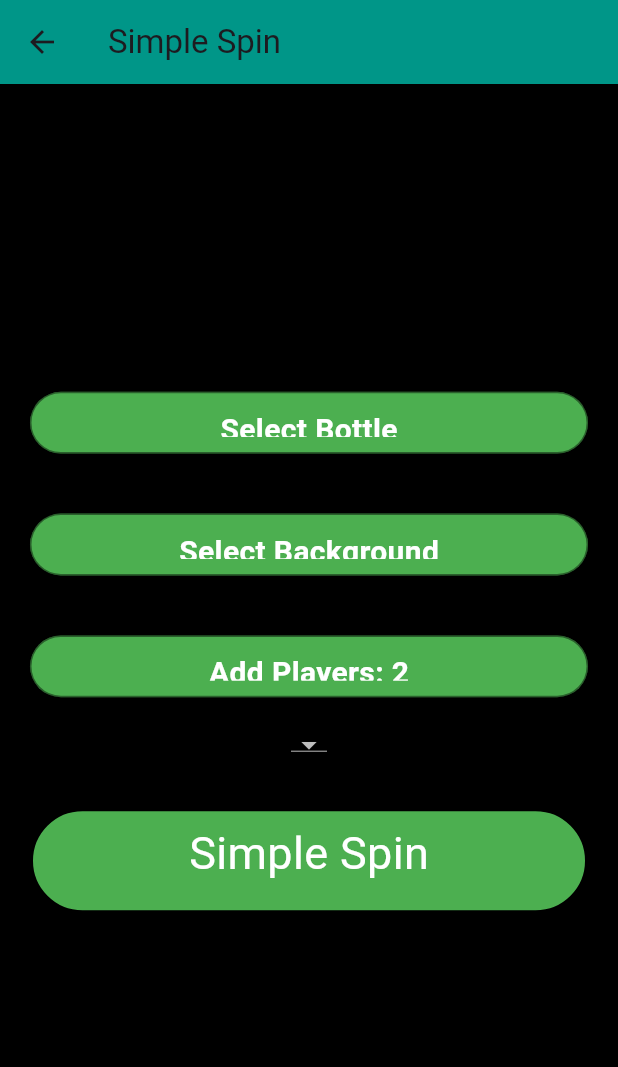
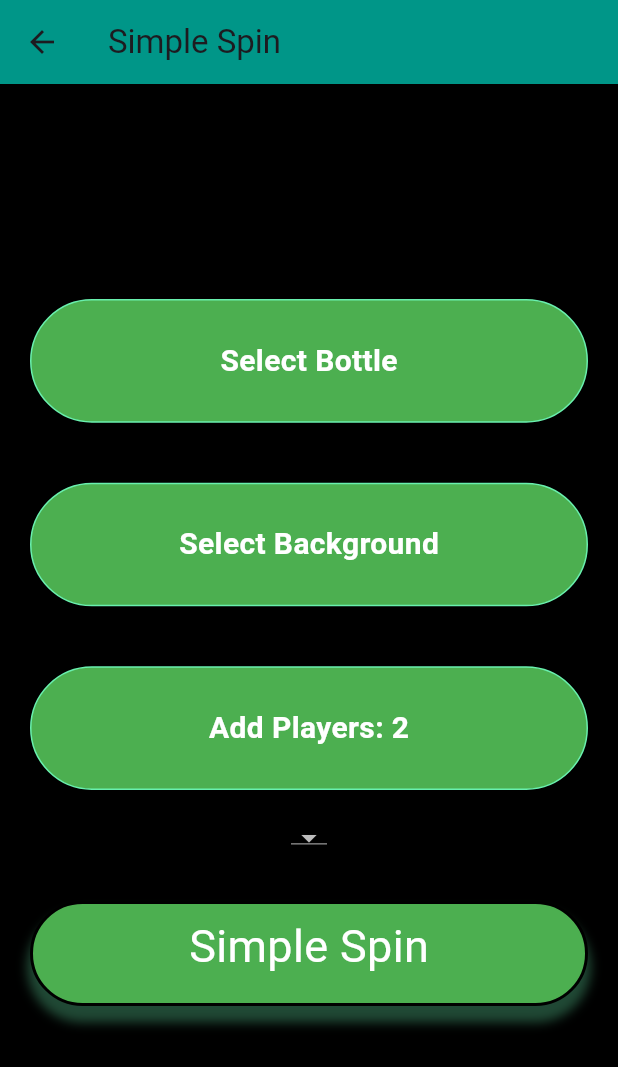
Before and after one commit to MuhammadMohsinAli786/flutterr, a Flutter app: the SimpleSpin screen opened directly, on a phone screen of 412 x 824 dp. Shown: the top 1067 px of the screen. Run offline on Flutter 3.47's test engine with Material 2 defaults, Android fonts, the phone set to English and light mode, and no system bars; our stand-ins replace assets_audio_player, audioplayers, awesome_dialog, confetti, dio, flutter_svg and 11 more; accounts and stored records are empty.

Commit message:
Bottle Spin Game

```diff
--- a/bottle_Spin_Game/lib/Components/My_Button.dart
+++ b/bottle_Spin_Game/lib/Components/My_Button.dart
@@ -30,10 +30,10 @@ class MyButton extends StatelessWidget {
               border: Border.all(width: 2),
               boxShadow: [
                 BoxShadow(
-                  color: Colors.black.withOpacity(0.3),
+                  color: Colors.greenAccent.withOpacity(0.3),
                   spreadRadius: 2,
                   blurRadius: 5,
-                  offset: Offset(0, 3),
+                  offset: Offset(0, 9),
                 ),
               ],
             ),
--- a/bottle_Spin_Game/lib/HomeScreen.dart
+++ b/bottle_Spin_Game/lib/HomeScreen.dart
@@ -54,7 +54,7 @@ class _HomeScreenState extends State<HomeScreen> {
                 setState(() {
                   isOn = value;
                   if (isOn) {
-                    audioPlayer.play(AssetSource('assets/music.mp3'));
+                    audioPlayer.play(AssetSource('assetes/note1.wav'));
                   } else {
                     audioPlayer.stop();
                   }
--- a/bottle_Spin_Game/lib/SimpleSpin.dart
+++ b/bottle_Spin_Game/lib/SimpleSpin.dart
@@ -145,11 +145,11 @@ class _SimpleSpinState extends State<SimpleSpin> {
       },
       child: Container(
         width: MediaQuery.of(context).size.width-10,
-        height: MediaQuery.of(context).size.width*0.1,
+        height: MediaQuery.of(context).size.height*0.1,
         padding: EdgeInsets.all(10),
         decoration: BoxDecoration(
           color: Colors.green,
-          border: Border.all(color: Colors.black45),
+          border: Border.all(color: Colors.greenAccent),
           borderRadius: BorderRadius.circular(50),
         ),
         child: Center(
@@ -175,7 +175,8 @@ class _SimpleSpinState extends State<SimpleSpin> {
             builder: (context, setState) {
               return AlertDialog(
                 title: Text('Add Player'),
-                content: Column(
+                content: SingleChildScrollView(
+                  child: Column(
                     mainAxisSize: MainAxisSize.min,
                     children: [
                       CircleAvatar(
@@ -203,7 +204,7 @@ class _SimpleSpinState extends State<SimpleSpin> {
                         decoration: InputDecoration(labelText: 'Player Name'),
                       ),
                       Padding(
-                      padding: const EdgeInsets.symmetric(vertical: 30.0),
+                        padding: const EdgeInsets.symmetric(vertical: 10.0),
                         child: MyButton(
                           title: 'Add Player',
                           colors: Colors.greenAccent,
@@ -238,6 +239,7 @@ class _SimpleSpinState extends State<SimpleSpin> {
                         ),
                       ),
                     ],
+                  ),
                 ),
               );
             },
@@ -289,6 +291,7 @@ class _SimpleSpinState extends State<SimpleSpin> {
         ],
       ),
       body: Center(
+        child: SingleChildScrollView(
           child: Column(
             mainAxisAlignment: MainAxisAlignment.center,
             children: <Widget>[
@@ -333,6 +336,7 @@ class _SimpleSpinState extends State<SimpleSpin> {
             ],
           ),
         ),
+      ),
     );
   }
 
@@ -372,11 +376,11 @@ class _SimpleSpinState extends State<SimpleSpin> {
 
       child: Container(
         width: MediaQuery.of(context).size.width-10,
-        height: MediaQuery.of(context).size.width*0.1,
+        height: MediaQuery.of(context).size.height*0.1,
         padding: EdgeInsets.all(10),
         decoration: BoxDecoration(
           color: Colors.green,
-          border: Border.all(color: Colors.black45),
+          border: Border.all(color: Colors.greenAccent),
           borderRadius: BorderRadius.circular(50),
         ),
         child: Center(
@@ -422,7 +426,7 @@ class _SimpleSpinState extends State<SimpleSpin> {
                         ],
                       ),
                       Padding(
-                        padding: const EdgeInsets.all(30.0),
+                        padding: const EdgeInsets.all(10.0),
                         child: MyButton(
                           title: 'Add Players',
                           colors: Colors.green,
@@ -442,11 +446,11 @@ class _SimpleSpinState extends State<SimpleSpin> {
       },
       child: Container(
         width: MediaQuery.of(context).size.width-10,
-        height: MediaQuery.of(context).size.width*0.1,
+        height: MediaQuery.of(context).size.height*0.1,
         padding: EdgeInsets.all(10),
         decoration: BoxDecoration(
           color: Colors.green,
-          border: Border.all(color: Colors.black45),
+          border: Border.all(color: Colors.greenAccent),
           borderRadius: BorderRadius.circular(50),
         ),
         child: Center(
--- a/bottle_Spin_Game/lib/main.dart
+++ b/bottle_Spin_Game/lib/main.dart
@@ -1,4 +1,4 @@
-import 'package:bottle_spin_game/HomeScreen.dart';
+import 'package:bottle_spin_game/Splash_Screen.dart';
 import 'package:flutter/material.dart';
 
 void main() {
@@ -6,18 +6,18 @@ void main() {
 }
 
 class MyApp extends StatelessWidget {
-  const MyApp({super.key});
+  const MyApp({Key? key}) : super(key: key);
 
-  // This widget is the root of your application.
   @override
   Widget build(BuildContext context) {
     return MaterialApp(
       debugShowCheckedModeBanner: false,
       title: 'Bottle Spin Game',
-      theme: ThemeData( colorScheme: ColorScheme.fromSeed(seedColor: Colors.deepPurple),
+      theme: ThemeData(
+        colorScheme: ColorScheme.fromSeed(seedColor: Colors.deepPurple),
         useMaterial3: true,
       ),
-      home: const HomeScreen(),
+      home: const SplashScreen(), // Set the splash screen as the initial screen
     );
   }
 }
```
Also changed, not shown: bottle_Spin_Game/lib/Splash_Screen.dart (added, +44 -0 lines), bottle_Spin_Game/lib/Truth&Dare.dart (+13 -9 lines), bottle_Spin_Game/assets/Splash Screen.gif (added), bottle_Spin_Game/assets/s.jpeg (added), 6 other files. Lines whose indentation alone changed are shown as unchanged.
